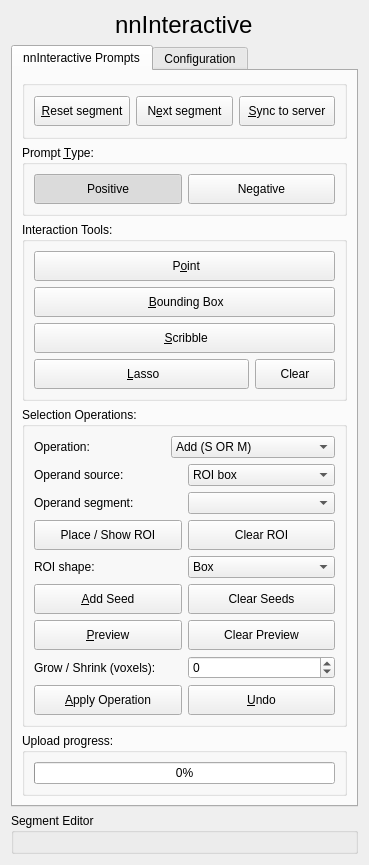
The window that slicer_plugin/SlicerNNInteractive/Resources/UI/SlicerNNInteractive.ui (coendevente/SlicerNNInteractive) describes before a commit, drawn with Qt 5.
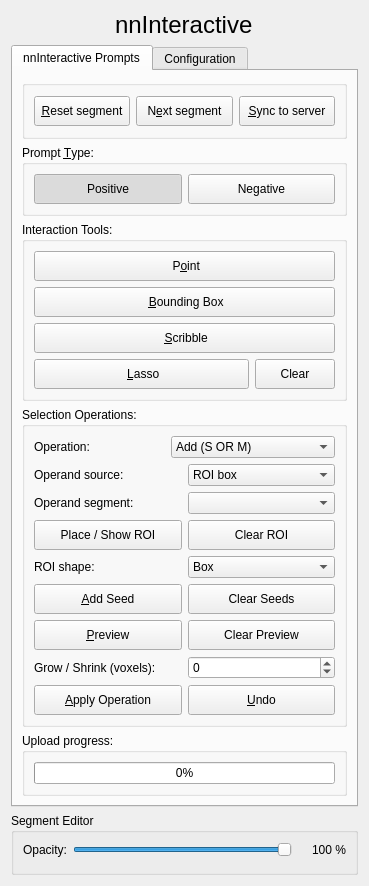
The same window after the commit. Custom widgets are drawn as their Qt base class.

Commit message: Add per-segment opacity slider with cross-session preference

The edit to the form file:
```diff
--- a/slicer_plugin/SlicerNNInteractive/Resources/UI/SlicerNNInteractive.ui
+++ b/slicer_plugin/SlicerNNInteractive/Resources/UI/SlicerNNInteractive.ui
@@ -733,6 +733,52 @@
       <string>Segment Editor</string>
      </property>
      <layout class="QVBoxLayout" name="segmentEditorLayout">
+      <item>
+       <layout class="QHBoxLayout" name="horizontalLayout_segOpacity">
+        <item>
+         <widget class="QLabel" name="lblSegOpacity">
+          <property name="text">
+           <string>Opacity:</string>
+          </property>
+         </widget>
+        </item>
+        <item>
+         <widget class="QSlider" name="sldSegmentOpacity">
+          <property name="toolTip">
+           <string>Display opacity of the currently selected segment (2D fill, outline, and 3D combined).</string>
+          </property>
+          <property name="minimum">
+           <number>0</number>
+          </property>
+          <property name="maximum">
+           <number>100</number>
+          </property>
+          <property name="value">
+           <number>100</number>
+          </property>
+          <property name="orientation">
+           <enum>Qt::Horizontal</enum>
+          </property>
+         </widget>
+        </item>
+        <item>
+         <widget class="QLabel" name="lblSegOpacityValue">
+          <property name="minimumSize">
+           <size>
+            <width>48</width>
+            <height>0</height>
+           </size>
+          </property>
+          <property name="text">
+           <string>100 %</string>
+          </property>
+          <property name="alignment">
+           <set>Qt::AlignRight|Qt::AlignTrailing|Qt::AlignVCenter</set>
+          </property>
+         </widget>
+        </item>
+       </layout>
+      </item>
       <item>
        <widget class="qMRMLSegmentEditorWidget" name="editor_widget">
         <property name="defaultTerminologyEntrySettingsKey">
```
The commit also changes 1 other file.
